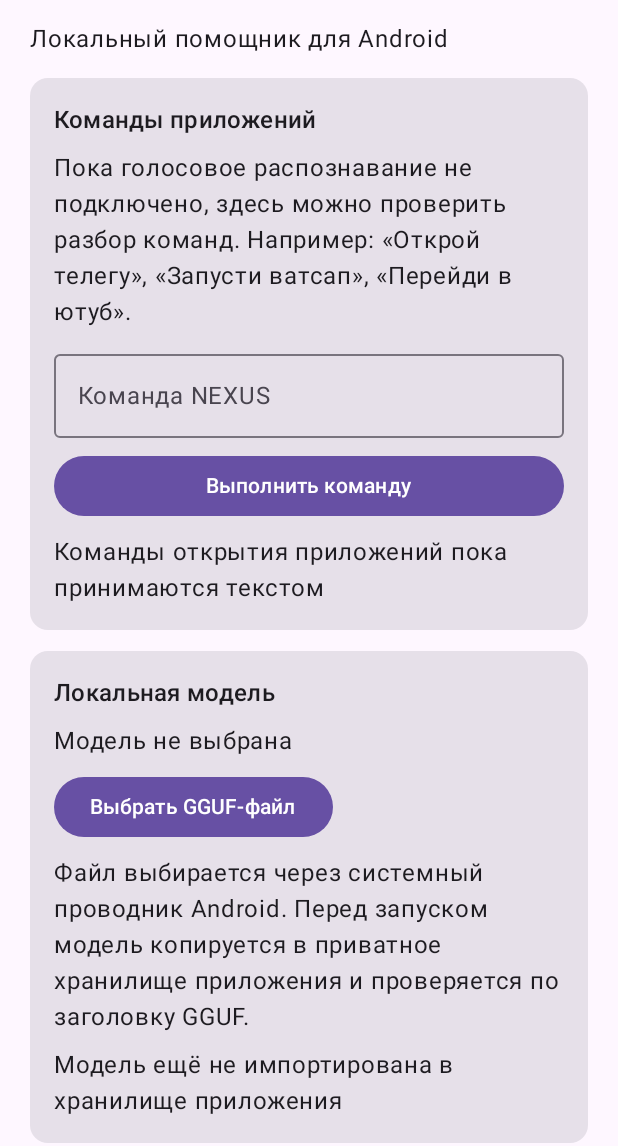
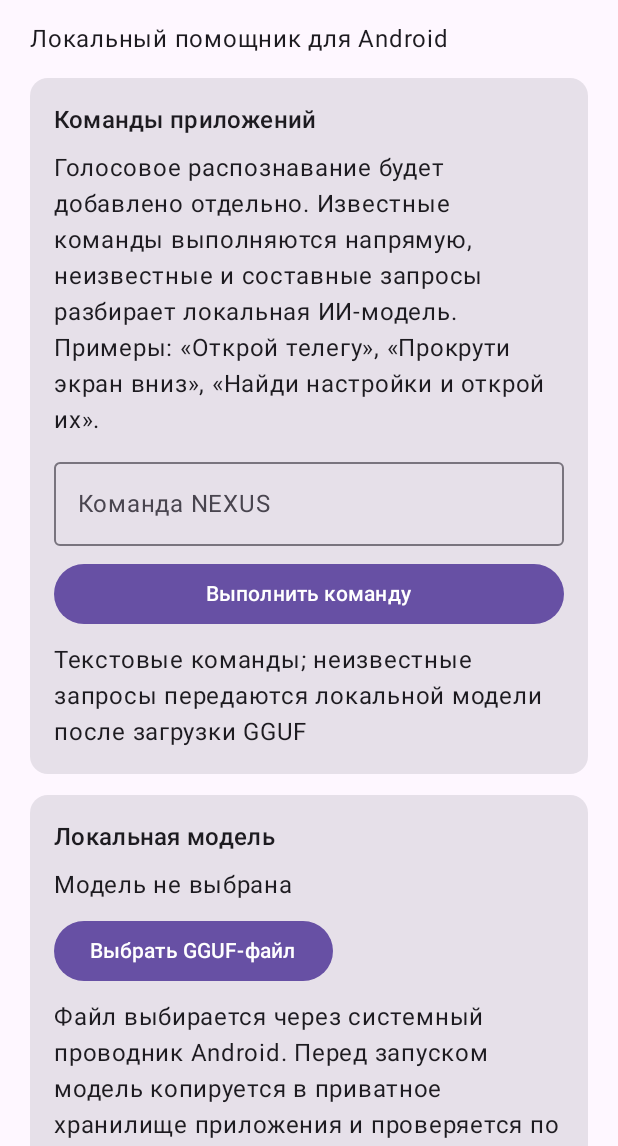
Before and after one commit to lopikoko74-creator/NEXUS-AI-Android, an Android app built with Jetpack Compose: the screen it shows after launch (MainActivity), on a phone screen of 412 x 824 dp, the part 90-1236 px from its top. Run offline under Robolectric (Android 15) with nearby library versions, the phone set to English and light mode, and no system bars.

Commit message:
Explain local-model fallback in the command interface

```diff
--- a/app/src/main/java/ai/nexus/mobile/MainActivity.kt
+++ b/app/src/main/java/ai/nexus/mobile/MainActivity.kt
@@ -118,7 +118,7 @@ class MainActivity : ComponentActivity() {
             var modelUri by remember { mutableStateOf(prefs.getString("model_uri", null)) }
             var engineStatus by remember { mutableStateOf("Нативный движок ещё не запускался") }
             var appCommand by remember { mutableStateOf("") }
-            var appCommandStatus by remember { mutableStateOf("Команды открытия приложений пока принимаются текстом") }
+            var appCommandStatus by remember { mutableStateOf("Текстовые команды; неизвестные запросы передаются локальной модели после загрузки GGUF") }
             var pendingConfirmation by remember { mutableStateOf<NexusPendingConfirmation?>(null) }
             var modelStatus by remember {
                 val savedPath = prefs.getString("model_file", null)
@@ -180,7 +180,7 @@ class MainActivity : ComponentActivity() {
                         Card(Modifier.fillMaxWidth()) {
                             Column(Modifier.padding(16.dp), verticalArrangement = Arrangement.spacedBy(8.dp)) {
                                 Text("Команды приложений", style = MaterialTheme.typography.titleMedium)
-                                Text("Пока голосовое распознавание не подключено, здесь можно проверить разбор команд. Например: «Открой телегу», «Запусти ватсап», «Перейди в ютуб».")
+                                Text("Голосовое распознавание будет добавлено отдельно. Известные команды выполняются напрямую, неизвестные и составные запросы разбирает локальная ИИ-модель. Примеры: «Открой телегу», «Прокрути экран вниз», «Найди настройки и открой их».")
                                 OutlinedTextField(
                                     value = appCommand,
                                     onValueChange = { appCommand = it },
```
